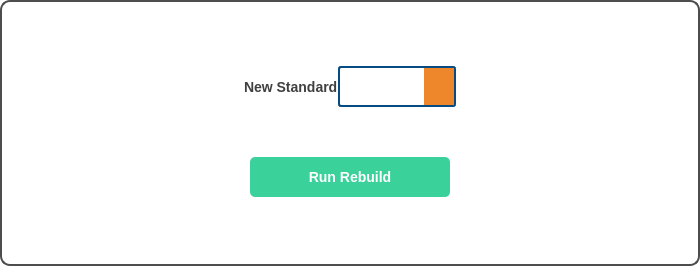
Qt form uiFiles/single_rebuild_manual.ui (DORSA-co/Paticle_Size_Analyser) before a commit.
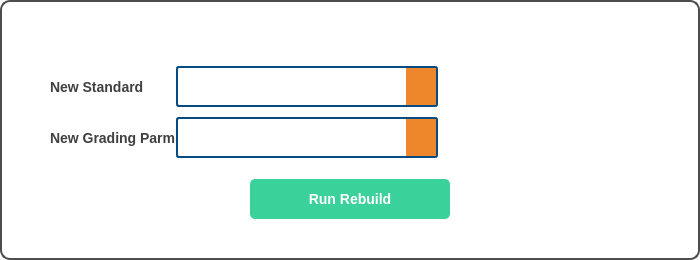
The same form after that commit. Icons and pictures are not drawn.

Commit message: grading parameter can be choose now

Patch:
```diff
--- a/uiFiles/single_rebuild_manual.ui
+++ b/uiFiles/single_rebuild_manual.ui
@@ -7,7 +7,7 @@
     <x>0</x>
     <y>0</y>
     <width>700</width>
-    <height>266</height>
+    <height>260</height>
    </rect>
   </property>
   <property name="sizePolicy">
@@ -19,7 +19,7 @@
   <property name="minimumSize">
    <size>
     <width>700</width>
-    <height>200</height>
+    <height>260</height>
    </size>
   </property>
   <property name="maximumSize">
@@ -125,7 +125,7 @@
 	border:2px solid rgb(6, 76, 130);
     border-radius: 3px;
     padding: 1px 18px 1px 8px;
-    min-width: 6em;
+    min-width: 200px;
 	min-height: 35px;
 	font-size: 14px;
 }
@@ -264,37 +264,24 @@
       <number>20</number>
      </property>
      <item>
-      <layout class="QHBoxLayout" name="horizontalLayout_3">
-       <property name="leftMargin">
-        <number>0</number>
-       </property>
+      <layout class="QGridLayout" name="gridLayout">
        <property name="topMargin">
         <number>0</number>
        </property>
-       <item>
-        <spacer name="horizontalSpacer_3">
-         <property name="orientation">
-          <enum>Qt::Horizontal</enum>
-         </property>
-         <property name="sizeHint" stdset="0">
-          <size>
-           <width>40</width>
-           <height>20</height>
-          </size>
-         </property>
-        </spacer>
-       </item>
-       <item>
+       <item row="0" column="0">
         <widget class="QLabel" name="label_2">
          <property name="text">
           <string>New Standard</string>
          </property>
         </widget>
        </item>
-       <item>
+       <item row="0" column="1">
         <widget class="QComboBox" name="standards_combobox"/>
        </item>
-       <item>
+       <item row="2" column="1">
+        <widget class="QComboBox" name="grading_parm_combobox"/>
+       </item>
+       <item row="0" column="2">
         <spacer name="horizontalSpacer_2">
          <property name="orientation">
           <enum>Qt::Horizontal</enum>
@@ -307,6 +294,29 @@
          </property>
         </spacer>
        </item>
+       <item row="2" column="0">
+        <widget class="QLabel" name="label_3">
+         <property name="text">
+          <string>New Grading Parm</string>
+         </property>
+        </widget>
+       </item>
+       <item row="1" column="0">
+        <spacer name="verticalSpacer">
+         <property name="orientation">
+          <enum>Qt::Vertical</enum>
+         </property>
+         <property name="sizeType">
+          <enum>QSizePolicy::Fixed</enum>
+         </property>
+         <property name="sizeHint" stdset="0">
+          <size>
+           <width>20</width>
+           <height>10</height>
+          </size>
+         </property>
+        </spacer>
+       </item>
       </layout>
      </item>
      <item>
```
The commit also changes 21 other files.
